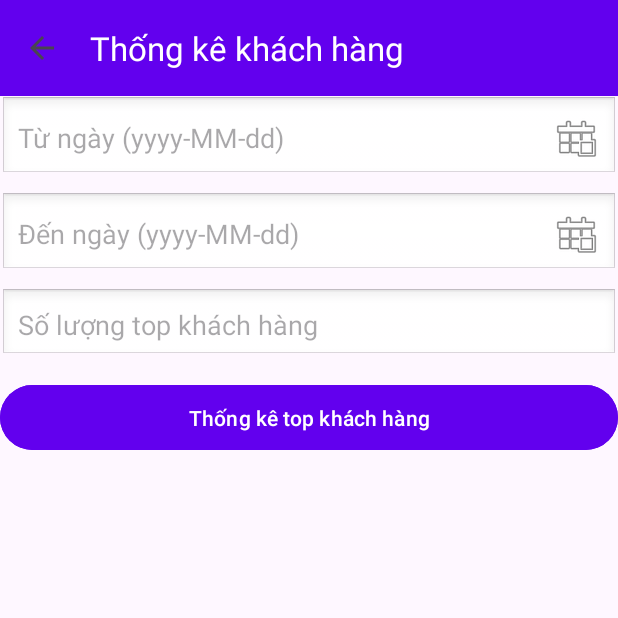
After one commit to Hailexuan00/appJPMart, an Android app: the ThongKeKhachHangActivity screen opened directly, with no data from a screen before it, on a phone screen of 412 x 824 dp, the top half of it. The commit adds this screen. Run offline under Robolectric (Android 15) with nearby library versions, the phone set to English and light mode, and no system bars.

Commit message:
code Top khách Hàng

```diff
--- a/app/src/main/AndroidManifest.xml
+++ b/app/src/main/AndroidManifest.xml
@@ -12,6 +12,9 @@
         android:supportsRtl="true"
         android:theme="@style/Theme.JPMart_app"
         tools:targetApi="31">
+        <activity
+            android:name=".ChucNang.ThongKeKhachHangActivity"
+            android:exported="false" />
         <activity
             android:name=".ChucNang.GioHangActivity"
             android:exported="false" />
--- /dev/null
+++ b/app/src/main/java/fpoly/hailxph49396/jpmart_app/ChucNang/ThongKeKhachHangActivity.java
@@ -0,0 +1,102 @@
+package fpoly.hailxph49396.jpmart_app.ChucNang;
+
+import android.app.DatePickerDialog;
+import android.os.Bundle;
+import android.widget.Button;
+import android.widget.EditText;
+import android.widget.Toast;
+
+import androidx.appcompat.app.AppCompatActivity;
+import androidx.appcompat.widget.Toolbar;
+import androidx.recyclerview.widget.LinearLayoutManager;
+import androidx.recyclerview.widget.RecyclerView;
+
+import java.text.SimpleDateFormat;
+import java.util.ArrayList;
+import java.util.Calendar;
+import java.util.HashMap;
+import java.util.Locale;
+
+import fpoly.hailxph49396.jpmart_app.Adapter.ThongKeKhachHangAdapter;
+import fpoly.hailxph49396.jpmart_app.DAO.KhachHangDAO;
+import fpoly.hailxph49396.jpmart_app.R;
+
+public class ThongKeKhachHangActivity extends AppCompatActivity {
+    EditText edtTuNgay, edtDenNgay, edtSoLuong;
+    Button btnThongKe;
+    RecyclerView rcv;
+    KhachHangDAO khachHangDAO;
+    SimpleDateFormat sdf = new SimpleDateFormat("yyyy-MM-dd", Locale.getDefault());
+
+    @Override
+    protected void onCreate(Bundle savedInstanceState) {
+        super.onCreate(savedInstanceState);
+        setContentView(R.layout.activity_thong_ke_khach_hang);
+
+        edtTuNgay = findViewById(R.id.edtTuNgay);
+        edtDenNgay = findViewById(R.id.edtDenNgay);
+        edtSoLuong = findViewById(R.id.edtSoLuong);
+        btnThongKe = findViewById(R.id.btnThongKe);
+        rcv = findViewById(R.id.rcvThongKeKhachHang);
+
+        khachHangDAO = new KhachHangDAO(this);
+        rcv.setLayoutManager(new LinearLayoutManager(this));
+
+        // mở DatePicker khi nhấn vào EditText
+        edtTuNgay.setOnClickListener(v -> showDatePickerDialog(edtTuNgay));
+        edtDenNgay.setOnClickListener(v -> showDatePickerDialog(edtDenNgay));
+
+        Toolbar toolbar = findViewById(R.id.toolbar);
+        setSupportActionBar(toolbar);
+        if (getSupportActionBar() != null) {
+            getSupportActionBar().setTitle("Thống kê khách hàng");
+            getSupportActionBar().setDisplayHomeAsUpEnabled(true);
+        }
+        toolbar.setNavigationOnClickListener(v -> {
+            finish();
+        });
+
+        btnThongKe.setOnClickListener(v -> {
+            String tuNgay = edtTuNgay.getText().toString().trim();
+            String denNgay = edtDenNgay.getText().toString().trim();
+            String soLuongStr = edtSoLuong.getText().toString().trim();
+
+            if (tuNgay.isEmpty() || denNgay.isEmpty() || soLuongStr.isEmpty()) {
+                Toast.makeText(this, "Vui lòng nhập đủ thông tin", Toast.LENGTH_SHORT).show();
+                return;
+            }
+
+            int soLuong;
+            try {
+                soLuong = Integer.parseInt(soLuongStr);
+            } catch (NumberFormatException e) {
+                Toast.makeText(this, "Số lượng không hợp lệ", Toast.LENGTH_SHORT).show();
+                return;
+            }
+
+            ArrayList<HashMap<String, Object>> list =
+                    khachHangDAO.getTopKhachHang(tuNgay, denNgay, soLuong);
+
+            ThongKeKhachHangAdapter adapter = new ThongKeKhachHangAdapter(this, list);
+            rcv.setAdapter(adapter);
+        });
+    }
+
+    private void showDatePickerDialog(EditText editText) {
+        Calendar calendar = Calendar.getInstance();
+
+        DatePickerDialog datePickerDialog = new DatePickerDialog(
+                this,
+                (view, year, month, dayOfMonth) -> {
+                    calendar.set(year, month, dayOfMonth);
+                    String dateStr = sdf.format(calendar.getTime());
+                    editText.setText(dateStr);
+                },
+                calendar.get(Calendar.YEAR),
+                calendar.get(Calendar.MONTH),
+                calendar.get(Calendar.DAY_OF_MONTH)
+        );
+
+        datePickerDialog.show();
+    }
+}
--- a/app/src/main/java/fpoly/hailxph49396/jpmart_app/MenuActivity.java
+++ b/app/src/main/java/fpoly/hailxph49396/jpmart_app/MenuActivity.java
@@ -27,6 +27,7 @@ import fpoly.hailxph49396.jpmart_app.ChucNang.KhachHangActivity;
 import fpoly.hailxph49396.jpmart_app.ChucNang.NhanVienActivity;
 import fpoly.hailxph49396.jpmart_app.ChucNang.SanPhamActivity;
 import fpoly.hailxph49396.jpmart_app.ChucNang.ThongKeActivity;
+import fpoly.hailxph49396.jpmart_app.ChucNang.ThongKeKhachHangActivity;
 import fpoly.hailxph49396.jpmart_app.DAO.TaikhoanDAO;
 import fpoly.hailxph49396.jpmart_app.DTO.MenuDTO;
 import fpoly.hailxph49396.jpmart_app.DTO.NhanVienDTO;
@@ -96,7 +97,7 @@ public class MenuActivity extends AppCompatActivity {
         if (user.getChucVu() == 1) { // Quản lý
             listThongKe.add(new MenuDTO("Thống kê", R.drawable.thongke));
             listThongKe.add(new MenuDTO("Top sản phẩm", R.drawable.dinosaur));
-            listThongKe.add(new MenuDTO("Top khách hàng", R.drawable.dinosaur));
+            listThongKe.add(new MenuDTO("Top khách hàng", R.drawable.topkhachhang));
 
             listQuanLy.add(new MenuDTO("Sản phẩm", R.drawable.sanpham));
             listQuanLy.add(new MenuDTO("Khách hàng", R.drawable.khach));
@@ -131,7 +132,7 @@ public class MenuActivity extends AppCompatActivity {
 //                    startActivity(new Intent(MenuActivity.this, TopSanPhamActivity.class));
                     break;
                 case "Top khách hàng":
-//                    startActivity(new Intent(MenuActivity.this, TopKhachHangActivity.class));
+                    startActivity(new Intent(MenuActivity.this, ThongKeKhachHangActivity.class));
                     break;
                 default:
                     Toast.makeText(this, "Mở " + title, Toast.LENGTH_SHORT).show();
--- /dev/null
+++ b/app/src/main/res/layout/activity_thong_ke_khach_hang.xml
@@ -0,0 +1,71 @@
+<?xml version="1.0" encoding="utf-8"?>
+<LinearLayout xmlns:android="http://schemas.android.com/apk/res/android"
+    xmlns:app="http://schemas.android.com/apk/res-auto"
+    android:orientation="vertical"
+    android:layout_width="match_parent"
+    android:layout_height="match_parent">
+
+    <!-- Toolbar -->
+    <androidx.appcompat.widget.Toolbar
+        android:id="@+id/toolbar"
+        android:layout_width="match_parent"
+        android:layout_height="?attr/actionBarSize"
+        android:background="@color/purple_500"
+        app:title="Thống kê khách hàng"
+        app:titleTextColor="@android:color/white" />
+
+    <!-- Từ ngày -->
+    <EditText
+        android:id="@+id/edtTuNgay"
+        android:layout_width="match_parent"
+        android:layout_height="wrap_content"
+        android:hint="Từ ngày (yyyy-MM-dd)"
+        android:focusable="false"
+        android:clickable="true"
+        android:drawableEnd="@android:drawable/ic_menu_today"
+        android:padding="12dp"
+        android:background="@android:drawable/edit_text"
+        android:layout_marginBottom="8dp"/>
+
+    <!-- Đến ngày -->
+    <EditText
+        android:id="@+id/edtDenNgay"
+        android:layout_width="match_parent"
+        android:layout_height="wrap_content"
+        android:hint="Đến ngày (yyyy-MM-dd)"
+        android:focusable="false"
+        android:clickable="true"
+        android:drawableEnd="@android:drawable/ic_menu_today"
+        android:padding="12dp"
+        android:background="@android:drawable/edit_text"
+        android:layout_marginBottom="8dp"/>
+
+    <!-- Nhập số lượng -->
+    <EditText
+        android:id="@+id/edtSoLuong"
+        android:layout_width="match_parent"
+        android:layout_height="wrap_content"
+        android:hint="Số lượng top khách hàng"
+        android:inputType="number"
+        android:padding="12dp"
+        android:background="@android:drawable/edit_text"
+        android:layout_marginBottom="12dp"/>
+
+    <!-- Nút thống kê -->
+    <Button
+        android:id="@+id/btnThongKe"
+        android:layout_width="match_parent"
+        android:layout_height="wrap_content"
+        android:text="Thống kê top khách hàng"
+        android:backgroundTint="@color/purple_500"
+        android:textColor="@android:color/white"
+        android:padding="12dp"
+        android:layout_marginBottom="12dp"/>
+
+    <!-- RecyclerView -->
+    <androidx.recyclerview.widget.RecyclerView
+        android:id="@+id/rcvThongKeKhachHang"
+        android:layout_width="match_parent"
+        android:layout_height="0dp"
+        android:layout_weight="1"/>
+</LinearLayout>
--- a/app/src/main/res/values/colors.xml
+++ b/app/src/main/res/values/colors.xml
@@ -6,4 +6,10 @@
     <color name="timXanh">#5b4aa8</color>
     <color name="blue">#2196F3</color>
 
+    <!-- Các màu có sẵn -->
+    <color name="purple_200">#BB86FC</color>
+    <color name="purple_500">#6200EE</color>
+    <color name="purple_700">#3700B3</color>
+    <color name="teal_200">#03DAC5</color>
+    <color name="teal_700">#018786</color>
 </resources>
```
Also changed, not shown: app/src/main/java/fpoly/hailxph49396/jpmart_app/Adapter/ThongKeKhachHangAdapter.java (added, +59 -0 lines), app/src/main/java/fpoly/hailxph49396/jpmart_app/DAO/KhachHangDAO.java (+27 -0 lines), app/src/main/java/fpoly/hailxph49396/jpmart_app/Database/DbHelper.java (+71 -19 lines), app/src/main/res/layout/item_thongke_khachhang.xml (added, +24 -0 lines), app/src/main/res/menu/drawer_view.xml (+0 -29 lines), app/src/main/res/drawable/topkhachhang.jpg (added).
